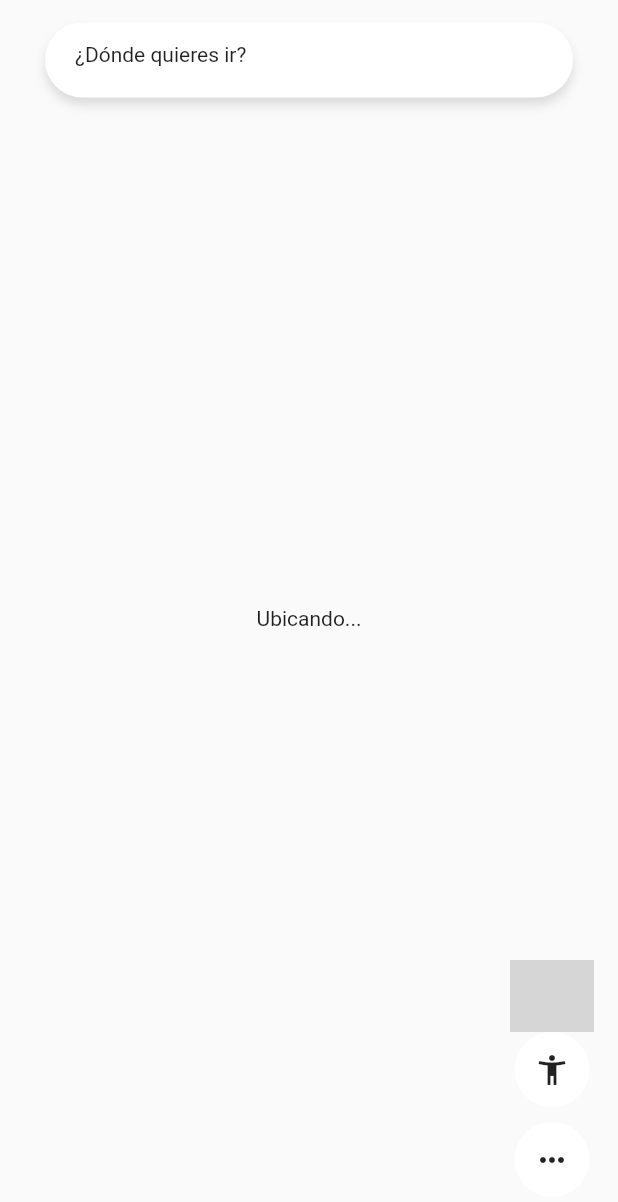
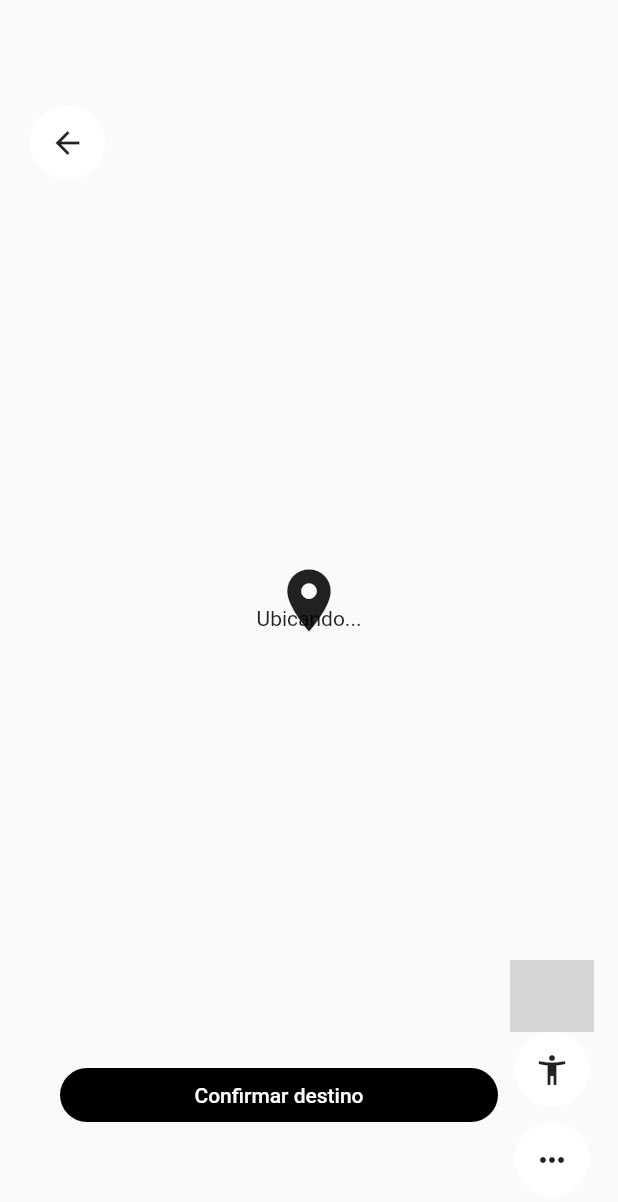
Before and after one commit to rmalvarezq/mapas_gps_flutter, a Flutter app: the screen it shows after launch, on a phone screen of 412 x 824 dp. Shown: the top 1202 px of the screen. Run offline on Flutter 3.47's test engine with Material 2 defaults, Android fonts, the phone set to English and light mode, and no system bars; our stand-ins replace bloc, flutter_bloc, geolocator, google_maps_flutter, permission_handler; grey boxes are pictures that could not be loaded.

```diff
--- /dev/null
+++ b/lib/bloc/busqueda/busqueda_event.dart
@@ -0,0 +1,4 @@
+part of 'busqueda_bloc.dart';
+
+@immutable
+abstract class BusquedaEvent {}
--- /dev/null
+++ b/lib/bloc/busqueda/busqueda_state.dart
@@ -0,0 +1,6 @@
+part of 'busqueda_bloc.dart';
+
+@immutable
+abstract class BusquedaState {}
+
+class BusquedaInitial extends BusquedaState {}
--- a/lib/pages/mapa_page.dart
+++ b/lib/pages/mapa_page.dart
@@ -32,9 +32,13 @@ class _MapaPageState extends State<MapaPage> {
         children: [
           BlocBuilder<MiUbicacionBloc, MiUbicacionState>(
               builder: (_, state) => crearMapa(state)),
-          Positioned(
-            top: 15,
-            child: SearchBar()),
+
+          // TODO: hacer le toogle cuando estoy manualmente
+          // Positioned(
+          //   top: 15,
+          //   child: SearchBar()),
+          MarcadorManual(),
+
         ],
       ),
       floatingActionButton: Column(
--- /dev/null
+++ b/lib/widgets/marcador_manual.dart
@@ -0,0 +1,61 @@
+part of 'widgets.dart';
+
+class MarcadorManual extends StatelessWidget {
+  // const MarcadorManual({Key key}) : super(key: key);
+
+  @override
+  Widget build(BuildContext context) {
+    final width = MediaQuery.of(context).size.width;
+    return Stack(
+      children: [
+        // Botón regresar
+        Positioned(
+          top: 70,
+          left: 20,
+          child: CircleAvatar(
+            maxRadius: 25,
+            backgroundColor: Colors.white,
+            child: IconButton(
+              icon: Icon(
+                Icons.arrow_back,
+                color: Colors.black87,
+              ),
+              onPressed: () {
+                // TODO: hacer alguna cosa
+              },
+            ),
+          ),
+        ),
+        // icono de localización
+        Center(
+          child: Transform.translate(
+            offset: Offset(0, -12),
+            child: Icon(
+              Icons.location_on,
+              size: 50,
+            ),
+          ),
+        ),
+        // Boton de confirmar destino
+        Positioned(
+          bottom: 70,
+          left: 40,
+          child: MaterialButton(
+            minWidth: width - 120,
+            child: Text(
+              'Confirmar destino',
+              style: TextStyle(color: Colors.white),
+            ),
+            color: Colors.black,
+            shape: StadiumBorder(),
+            elevation: 0,
+            splashColor: Colors.transparent,
+            onPressed: () {
+              // TODO: confirmar destino
+            },
+          ),
+        )
+      ],
+    );
+  }
+}
--- a/lib/widgets/widgets.dart
+++ b/lib/widgets/widgets.dart
@@ -4,9 +4,11 @@ import 'package:flutter_bloc/flutter_bloc.dart';
 import 'package:mapas_gps_flutter/bloc/mapa/mapa_bloc.dart';
 
 import 'package:mapas_gps_flutter/bloc/mi_ubicacion/mi_ubicacion_bloc.dart';
+import 'package:mapas_gps_flutter/models/search_result.dart';
 import 'package:mapas_gps_flutter/search/search_destination.dart';
 
 part 'btn_ubicacion.dart';
 part 'btn_mi_ruta.dart';
 part 'btn_seguir_ubicacion.dart';
 part 'SearchBar.dart';
+part 'marcador_manual.dart';
```
Also changed, not shown: lib/bloc/busqueda/busqueda_bloc.dart (added, +18 -0 lines), lib/models/search_result.dart (added, +17 -0 lines), lib/search/search_destination.dart (+4 -3 lines), lib/widgets/SearchBar.dart (+12 -2 lines).
